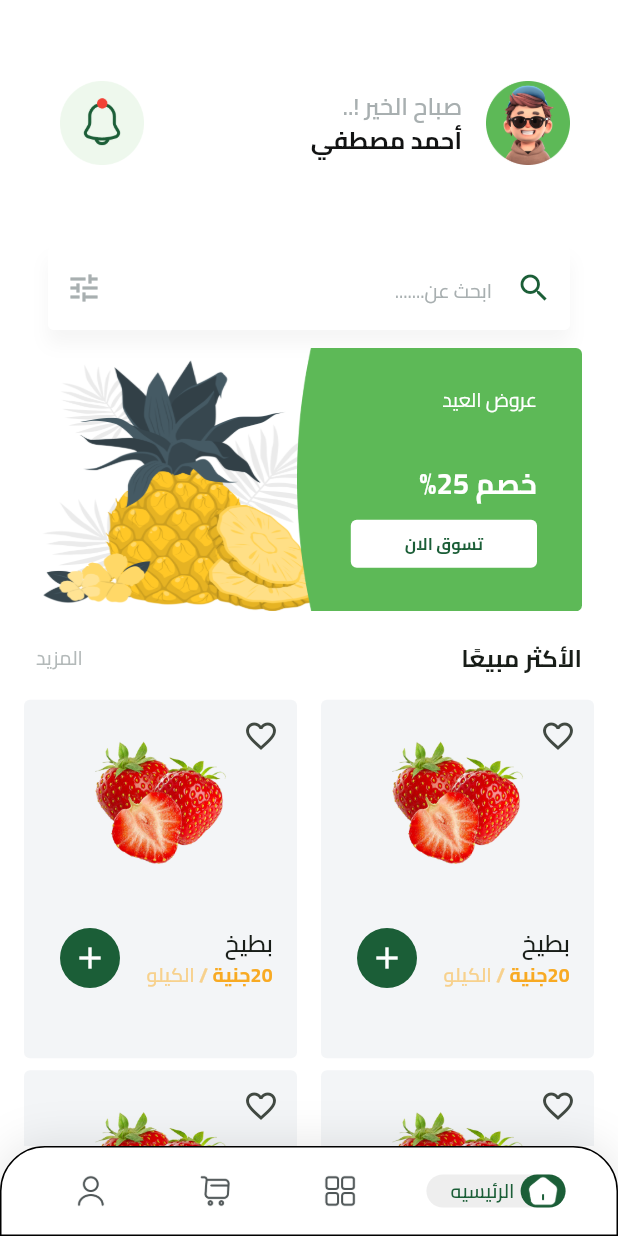
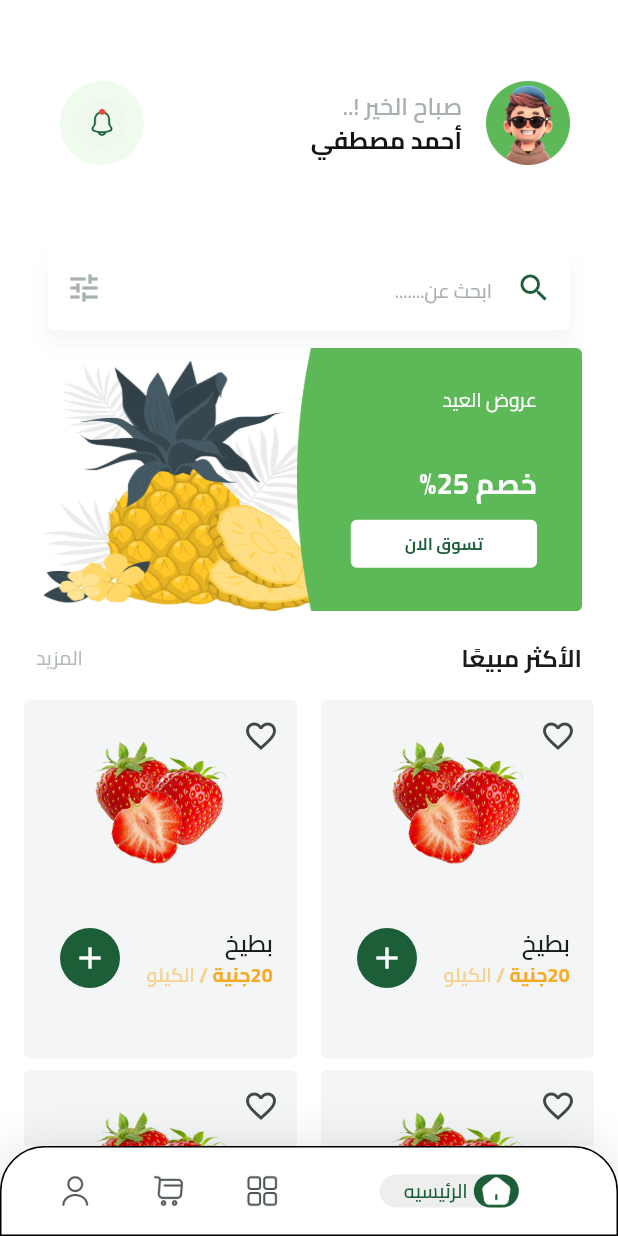
Before and after one commit to IbrahimMahmoud2023/fruits_hub, a Flutter app: the HomeView screen opened by its route, on a phone screen of 412 x 824 dp. Run offline on Flutter 3.47's test engine with Material 3 defaults, Android fonts, the phone set to English and light mode, and no system bars; our stand-ins replace cloud_firestore, dartz, dots_indicator, firebase_auth, firebase_core, flutter_bloc and 5 more; missing offline and left inert: flutter_facebook_auth; accounts and stored records are empty.

Commit message:
finish design home view , create app bar in best selling fruit

```diff
--- a/lib/core/helper_function/on_generate_routes.dart
+++ b/lib/core/helper_function/on_generate_routes.dart
@@ -2,6 +2,7 @@
 import 'package:fruits_ecommerec/features/auth/presentation/views/signin_view.dart';
 import 'package:fruits_ecommerec/features/auth/presentation/views/signup_view.dart';
 
+import '../../features/best_selling_fruits/presentation/views/best_selling_view.dart';
 import '../../features/home_view/presentation/views/home_view.dart';
 import '../../features/on_boarding/presentation/views/on_boarding_view.dart';
 import '../../features/splash/presentation/views/splash_view.dart';
@@ -12,6 +13,8 @@
       return MaterialPageRoute(builder: (context) => SplashView());
       case OnBoardingView.routeName:
       return MaterialPageRoute(builder: (context) => OnBoardingView());
+      case BestSellingView.routeName:
+      return MaterialPageRoute(builder: (context) => BestSellingView());
       case SignInView.routeName:
       return MaterialPageRoute(builder: (context) => SignInView());
       case HomeView.routeName:
--- /dev/null
+++ b/lib/core/widgets/notification_widget.dart
@@ -0,0 +1,21 @@
+import 'package:flutter/material.dart';
+
+import '../../generated/assets.dart';
+
+class NotificationWidget extends StatelessWidget {
+  const NotificationWidget({
+    super.key,
+  });
+
+  @override
+  Widget build(BuildContext context) {
+    return Container(
+      padding: EdgeInsets.all(12),
+      decoration: ShapeDecoration(
+          color: Color(0xFFEEFBED),
+          shape: OvalBorder()
+      ),
+      child: Image.asset(Assets.imagesIconNotification),
+    );
+  }
+}
--- a/lib/features/home_view/domain/entites/bottom_navigation_bar_entity.dart
+++ b/lib/features/home_view/domain/entites/bottom_navigation_bar_entity.dart
@@ -23,7 +23,7 @@
     BottomNavigationBarEntity(
         inActiveImage: Assets.outlineShoppingCart,
         activeImage: Assets.boldShoppingCart,
-        name: 'سله التسويق'
+        name: 'سله التسوق'
     ),
     BottomNavigationBarEntity(
         inActiveImage: Assets.outlineUser,
--- a/lib/features/home_view/presentation/views/widgets/active_item.dart
+++ b/lib/features/home_view/presentation/views/widgets/active_item.dart
@@ -9,9 +9,7 @@
 final String image ,name;
   @override
   Widget build(BuildContext context) {
-    return Expanded(
-      flex: 3,
-      child: Center(
+    return Center(
       child: Container(
         padding: EdgeInsets.only(left: 16),
         decoration: ShapeDecoration(
@@ -36,7 +34,6 @@
           ],
         ),
       ),
-      ),
     );
   }
 }
--- a/lib/features/home_view/presentation/views/widgets/best_selling_header.dart
+++ b/lib/features/home_view/presentation/views/widgets/best_selling_header.dart
@@ -1,18 +1,24 @@
 import 'package:flutter/material.dart';
 
 import '../../../../../core/utils/app_style_text.dart';
+import '../../../../best_selling_fruits/presentation/views/best_selling_view.dart';
 
 class BestSellingHeader extends StatelessWidget {
   const BestSellingHeader({super.key});
 
   @override
   Widget build(BuildContext context) {
-    return Row(
-      children: [
-        Text('الأكثر مبيعًا',style: AppTextStyles.bold16,textAlign: TextAlign.right),
-      const  Spacer(),
-        Text('المزيد',style: AppTextStyles.regular13.copyWith(color: Color(0xFFB3B9B9))),
-      ],
+    return GestureDetector(
+      onTap: (){
+        Navigator.pushNamed(context, BestSellingView.routeName);
+      },
+      child: Row(
+        children: [
+          Text('الأكثر مبيعًا',style: AppTextStyles.bold16,textAlign: TextAlign.right),
+        const  Spacer(),
+          Text('المزيد',style: AppTextStyles.regular13.copyWith(color: Color(0xFFB3B9B9))),
+        ],
+      ),
     );
   }
 }
--- a/lib/features/home_view/presentation/views/widgets/custom_bottom_navigation_bar.dart
+++ b/lib/features/home_view/presentation/views/widgets/custom_bottom_navigation_bar.dart
@@ -40,7 +40,15 @@
           children: BottomNavigationBarEntity.bottomNavigationBarItems.asMap().entries.map((e) {
             var index = e.key;
             var entity = e.value;
-            return NavigationBarItem(isSelected: selectedIndex == index, bottomNavigationBarEntity: entity);
+            return Expanded(
+                flex: selectedIndex == index ? 3 : 1,
+                child: GestureDetector(
+                    onTap: (){
+                      setState(() {
+                        selectedIndex = index;
+                      });
+                    },
+                    child: NavigationBarItem(isSelected: selectedIndex == index, bottomNavigationBarEntity: entity)));
           }).toList()
         ),
       ),
--- a/lib/features/home_view/presentation/views/widgets/custom_home_app_bar.dart
+++ b/lib/features/home_view/presentation/views/widgets/custom_home_app_bar.dart
@@ -2,6 +2,7 @@
 import 'package:fruits_ecommerec/core/utils/app_style_text.dart';
 
 import '../../../../../core/utils/assets.dart';
+import '../../../../../core/widgets/notification_widget.dart';
 
 class CustomHomeAppBar extends StatelessWidget {
   const CustomHomeAppBar({super.key});
@@ -20,7 +21,7 @@
           'أحمد مصطفي',
           style: AppTextStyles.bold16.copyWith(color: Color(0xFF121313)),
         ),
-        trailing: Image.asset(Assets.imagesIconNotification),
+        trailing: NotificationWidget(),
       ),
     );
   }
--- a/lib/features/home_view/presentation/views/widgets/inactive_item.dart
+++ b/lib/features/home_view/presentation/views/widgets/inactive_item.dart
@@ -6,8 +6,6 @@
   const InactiveItem({super.key,required this.image, });
   @override
   Widget build(BuildContext context) {
-    return Expanded(
-        flex: 2,
-        child: Image.asset(image,));
+    return Image.asset(image,);
   }
 }
```
Also changed, not shown: lib/core/widgets/build_app_bar.dart (added, +26 -0 lines), lib/features/best_selling_fruits/presentation/views/best_selling_view.dart (added, +13 -0 lines), lib/features/best_selling_fruits/presentation/views/widgets/best_selling_view_body.dart (added, +11 -0 lines). Lines whose indentation alone changed are shown as unchanged.
